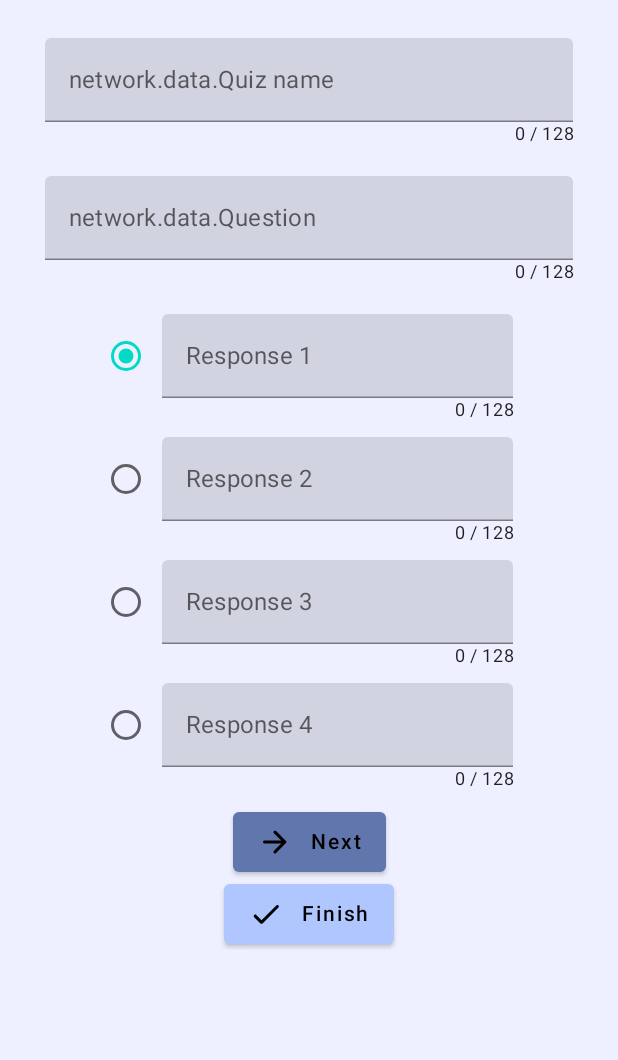
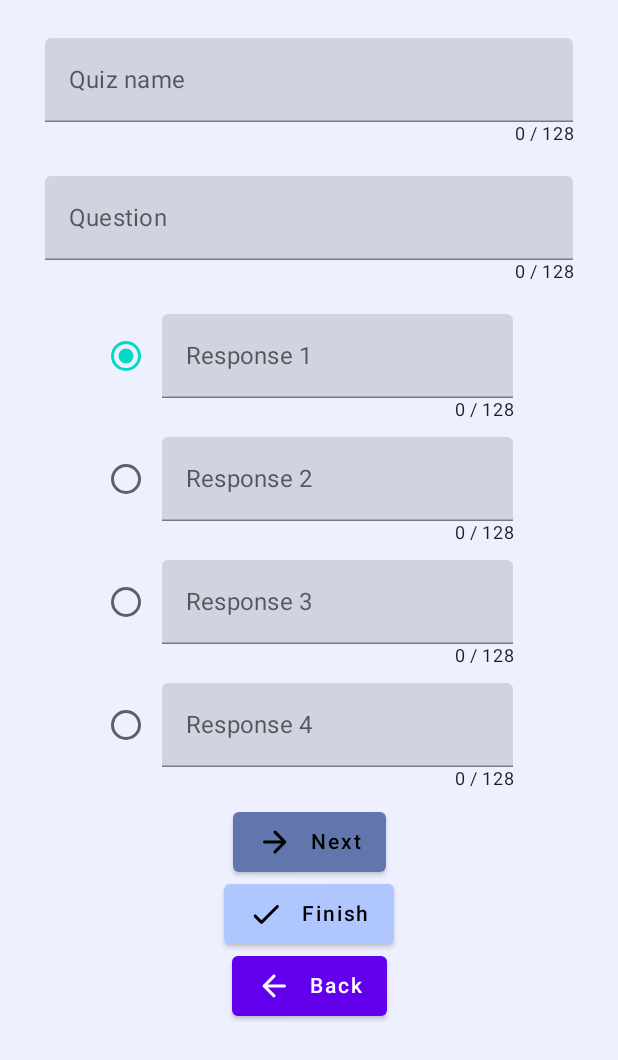
Before and after one commit to NathanBogaert/kmm_quizz, an Android app built with Jetpack Compose: the composable CreateScreen shown on its own in the app's theme, on a phone screen of 412 x 824 dp. Shown: the top 1060 px of the screen. Run offline under Robolectric (Android 15) with nearby library versions, the phone set to English and light mode, and no system bars; libraries missing offline, so code that uses them is left out: moe.tlaster.precompose; network calls fail; 3 statements that could not run were skipped.

Commit message:
Correction de texte + ajout bouton retour dans écran de création

```diff
--- a/shared/src/commonMain/kotlin/App.kt
+++ b/shared/src/commonMain/kotlin/App.kt
@@ -25,7 +25,7 @@ fun App() {
 }
 
 val quiz1 = Quiz(
-    "Test network.data.Quiz",
+    "Test Quiz",
     listOf(
         Question(1, "La réponse est Oui", 1, listOf(Answer(1, "Oui"), Answer(2, "Non"))),
         Question(2, "La réponse est Oui", 2, listOf(Answer(1, "Non"), Answer(2, "Oui"))),
@@ -74,7 +74,7 @@ val quiz2 = Quiz(
     )
 )
 val quiz3 = Quiz(
-    "network.data.Quiz avec une question",
+    "Quiz avec une question",
     listOf(Question(2, "La réponse est Oui", 2, listOf(Answer(1, "Non"), Answer(2, "Oui"))))
 )
 var quizList = listOf(quiz1, quiz2, quiz3)
--- a/shared/src/commonMain/kotlin/CreateScreen.kt
+++ b/shared/src/commonMain/kotlin/CreateScreen.kt
@@ -57,7 +57,7 @@ fun CreateScreen(navigator: Navigator) {
                         onValueChange = {
                             if (it.length <= 128) quizName = it
                         },
-                        label = { Text("network.data.Quiz name") },
+                        label = { Text("Quiz name") },
                         modifier = Modifier.padding(top = 25.dp).fillMaxWidth()
                     )
                     Text(
@@ -76,7 +76,7 @@ fun CreateScreen(navigator: Navigator) {
                 TextField(
                     value = questionStr,
                     onValueChange = { if (it.length <= 128) questionStr = it },
-                    label = { Text("network.data.Question") },
+                    label = { Text("Question") },
                     modifier = Modifier.fillMaxWidth()
                 )
                 Text(
@@ -241,6 +241,18 @@ fun CreateScreen(navigator: Navigator) {
                         text = "Finish"
                     )
                 }
+                Button(onClick = {
+                    navigator.navigate("/welcome")
+                }) {
+                    Icon(
+                        Icons.Rounded.ArrowBack,
+                        contentDescription = null,
+                        modifier = Modifier.padding(end = 12.dp)
+                    )
+                    Text(
+                        text = "Back"
+                    )
+                }
             }
         }
     }
--- a/shared/src/commonMain/kotlin/WelcomeScreen.kt
+++ b/shared/src/commonMain/kotlin/WelcomeScreen.kt
@@ -48,7 +48,7 @@ fun WelcomeScreen(navigator: Navigator, quiz: List<Quiz>) {
                     horizontalAlignment = Alignment.CenterHorizontally
                 ) {
                     Text(
-                        text = "network.data.Quiz",
+                        text = "Quiz",
                         fontSize = 28.sp
                     )
                     Text(
```
Also changed, not shown: shared/build.gradle.kts (+1 -13 lines), 2 other files.
